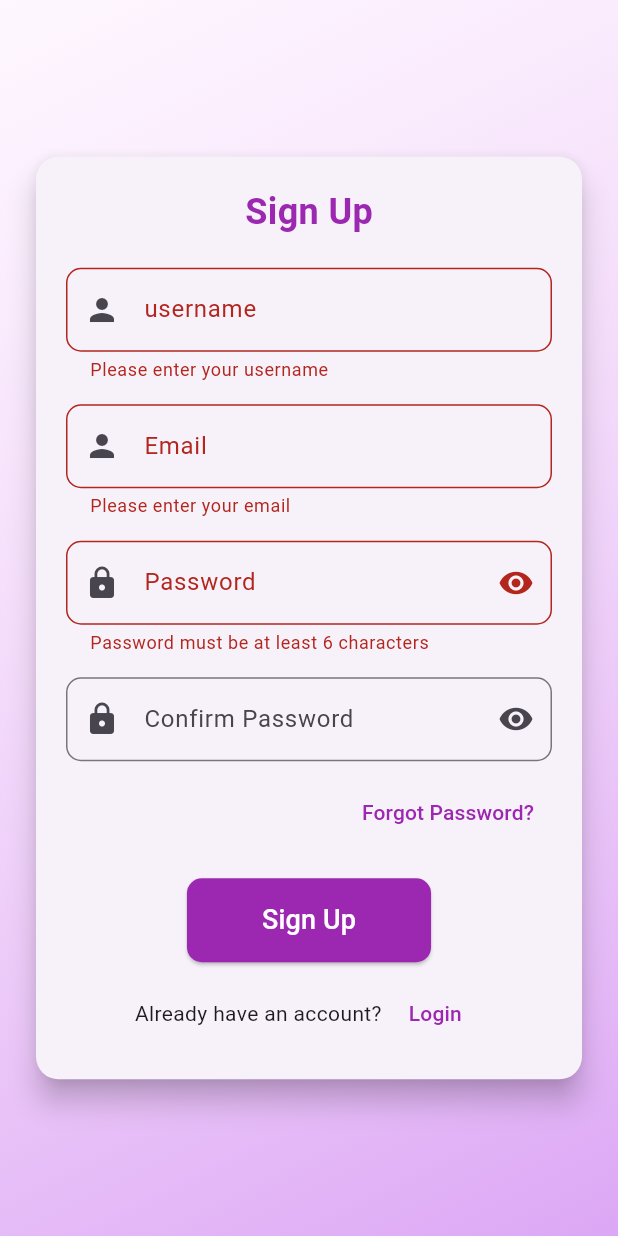
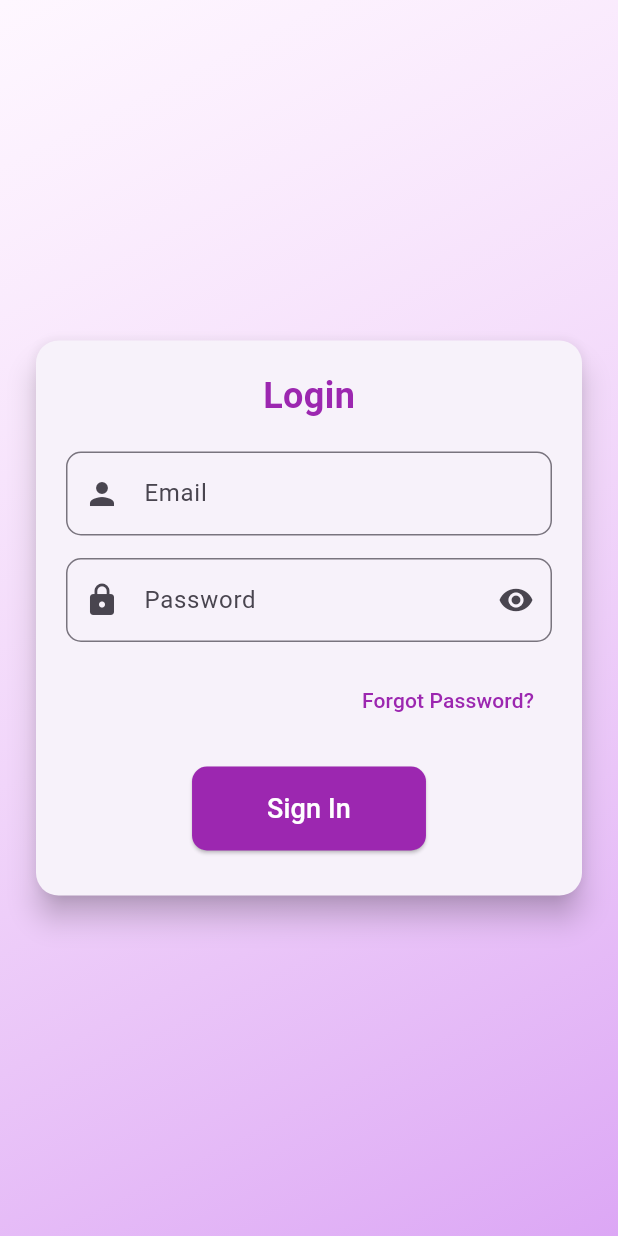
Before and after one commit to salcia100/e-commerce-mobile-app, a Flutter app: the screen it shows after launch, after a tap on "Sign Up", after a tap on "Login", on a phone screen of 412 x 824 dp. Run offline on Flutter 3.47's test engine with Material 3 defaults, Android fonts, the phone set to English and light mode, and no system bars.

Commit message:
inscrit_login_complet

```diff
--- a/lib/constant/constant.dart
+++ b/lib/constant/constant.dart
@@ -1,3 +1,3 @@
 //API url
-String apiURL='http://10.0.2.2:8000/api';
-//String apiURL='http://192.168.100.3:8000/api';
+String apiUrl='http://10.0.2.2:8000/api';
+//String apiUrl='http://192.168.100.3:8000/api';
--- /dev/null
+++ b/lib/model/user/login_model.dart
@@ -0,0 +1,30 @@
+class LoginResponseModel {
+  late String token;
+  late String error;
+  LoginResponseModel({this.token="",this.error=""});
+  factory LoginResponseModel.fromJson(Map<String,dynamic> json){
+    return LoginResponseModel(
+        token: json["token"]!=null ? json["token"]:"",
+        error: json["error"]!=null ? json["error"]:""
+    );
+  }
+}
+
+class LoginRequestModel {
+  late String email;
+  late String password;
+  LoginRequestModel({
+    this.email="",
+    this.password="",
+  });
+  Map<String,dynamic> toJson(){
+    if(email.isEmpty|| password.isEmpty){
+      throw Exception("email ,password should not be empty");
+    }
+    Map<String,dynamic> map = {
+      'email': email.trim(),
+      'password':password.trim(),
+    };
+    return map;
+  }
+}
--- a/lib/screens/inscri.dart
+++ b/lib/screens/Login.dart
@@ -1,30 +1,29 @@
 import 'package:flutter/material.dart';
-import 'package:inscri_ecommerce/api/auth_api_managing.dart';
-import 'package:inscri_ecommerce/model/user/register_model.dart';
+import 'package:inscri_ecommerce/api/auth_api.dart';
+import 'package:inscri_ecommerce/model/user/login_model.dart';
 
-class SignUpPage extends StatefulWidget {
-  const SignUpPage({super.key});
+class SignInPage extends StatefulWidget {
+  const SignInPage({super.key});
 
   @override
-  _SignUpPageState createState() =>
-      _SignUpPageState(); //_SignUpPageState est l'etat du widget signuppage
+  _SignInPageState createState() =>
+      _SignInPageState(); //_SignUpPageState est l'etat du widget signuppage
 }
 
-class _SignUpPageState extends State<SignUpPage> {
+class _SignInPageState extends State<SignInPage> {
   final _formKey = GlobalKey<FormState>();
-  String name = '';
+
   String email = '';
   String password = '';
-  String confirmPassword = '';
   bool _obscureText = true; //caché le mot de passe
   bool _obscureConfirmText = true; //caché confirm mp
-  late RegisterRequestModel requestModel;              //****
+  late LoginRequestModel requestModel;              //****
 
 
   @override
   void initState(){
     super.initState();
-    requestModel =new RegisterRequestModel();          //********
+    requestModel =new LoginRequestModel();          //********
   }
 
   @override
@@ -56,7 +55,7 @@ class _SignUpPageState extends State<SignUpPage> {
                     mainAxisSize: MainAxisSize.min,
                     children: [
                       Text(
-                        "Sign Up",
+                        "Login",
                         style: TextStyle(
                             fontSize: 24,
                             fontWeight: FontWeight.bold,
@@ -64,23 +63,6 @@ class _SignUpPageState extends State<SignUpPage> {
                       ),
                       SizedBox(height: 20),
 
-                      // name Field
-                      TextFormField(
-                        decoration: InputDecoration(
-                          labelText: "username",
-                          prefixIcon: Icon(Icons.person),
-                          border: OutlineInputBorder(
-                              borderRadius: BorderRadius.circular(10)),
-                        ),
-                        validator: (value) => value!.isEmpty
-                            ? 'Please enter your username'
-                            : null,
-                        onChanged: (value) {
-                          setState(() => name = value);
-                        },
-                        onSaved: (value) =>requestModel.name =value!,             //**********
-                      ),
-                      SizedBox(height: 15),
 
                       // Email Field
                       TextFormField(
@@ -127,33 +109,6 @@ class _SignUpPageState extends State<SignUpPage> {
                       ),
                       SizedBox(height: 15),
 
-                      // Confirm Password Field
-                      TextFormField(
-                        decoration: InputDecoration(
-                          labelText: "Confirm Password",
-                          prefixIcon: Icon(Icons.lock),
-                          suffixIcon: IconButton(
-                            icon: Icon(_obscureConfirmText
-                                ? Icons.visibility
-                                : Icons.visibility_off),
-                            onPressed: () {
-                              setState(() =>
-                                  _obscureConfirmText = !_obscureConfirmText);
-                            },
-                          ),
-                          border: OutlineInputBorder(
-                              borderRadius: BorderRadius.circular(10)),
-                        ),
-                        obscureText: _obscureConfirmText,
-                        validator: (value) =>
-                            value != password ? 'Passwords do not match' : null,
-                        onChanged: (value) {
-                          setState(() => confirmPassword = value);
-                        },
-                        onSaved: (value) => requestModel.password_confirmation= value !,
-                      ),
-                      SizedBox(height: 10),
-
                       // Forgot Password
                       Align(
                         alignment: Alignment.centerRight,
@@ -176,29 +131,18 @@ class _SignUpPageState extends State<SignUpPage> {
                         ),
                         onPressed: () {
                           if(validateAndSave()){
-                            API api =new API();
-                            api.Register(requestModel);
+                            APIService api =new APIService();
+                            api.login(requestModel);
                             print(requestModel.toJson());
                           }
                         },
-                        child: Text("Sign Up",
+                        child: Text("Sign In",
                             style:
-                                TextStyle(fontSize: 18, color: Colors.white)),
+                            TextStyle(fontSize: 18, color: Colors.white)),
                       ),
                       SizedBox(height: 10),
 
-                      // Already have an account?
-                      Row(
-                        mainAxisAlignment: MainAxisAlignment.center,
-                        children: [
-                          Text("Already have an account? "),
-                          TextButton(
-                            onPressed: () {},
-                            child: Text("Login",
-                                style: TextStyle(color: Colors.purple)),
-                          ),
-                        ],
-                      ),
+
                     ],
                   ),
                 ),
@@ -219,4 +163,5 @@ class _SignUpPageState extends State<SignUpPage> {
     }
     return false;
   }
+
 }
--- /dev/null
+++ b/lib/screens/register.dart
@@ -0,0 +1,230 @@
+import 'package:flutter/material.dart';
+import 'package:inscri_ecommerce/api/auth_api.dart';
+import 'package:inscri_ecommerce/model/user/register_model.dart';
+
+import 'Login.dart';
+
+class SignUpPage extends StatefulWidget {
+  const SignUpPage({super.key});
+
+  @override
+  _SignUpPageState createState() =>
+      _SignUpPageState(); //_SignUpPageState est l'etat du widget signuppage
+}
+
+class _SignUpPageState extends State<SignUpPage> {
+  final _formKey = GlobalKey<FormState>();
+  String name = '';
+  String email = '';
+  String password = '';
+  String confirmPassword = '';
+  bool _obscureText = true; //caché le mot de passe
+  bool _obscureConfirmText = true; //caché confirm mp
+  late RegisterRequestModel requestModel;              //****
+
+
+  @override
+  void initState(){
+    super.initState();
+    requestModel =new RegisterRequestModel();          //********
+  }
+
+  @override
+  Widget build(BuildContext context) {
+    return Scaffold(
+      body: Container(
+        decoration: BoxDecoration(
+          gradient: LinearGradient(
+            colors: [
+              const Color.fromARGB(0, 237, 194, 245),
+              const Color.fromARGB(255, 220, 167, 245)
+            ],
+            begin: Alignment.topLeft,
+            end: Alignment.bottomRight,
+          ),
+        ),
+        child: Center(
+          child: SingleChildScrollView(
+            padding: EdgeInsets.all(20),
+            child: Card(
+              shape: RoundedRectangleBorder(
+                  borderRadius: BorderRadius.circular(15)),
+              elevation: 8,
+              child: Padding(
+                padding: const EdgeInsets.all(20.0),
+                child: Form(
+                  key: _formKey,
+                  child: Column(
+                    mainAxisSize: MainAxisSize.min,
+                    children: [
+                      Text(
+                        "Sign Up",
+                        style: TextStyle(
+                            fontSize: 24,
+                            fontWeight: FontWeight.bold,
+                            color: Colors.purple),
+                      ),
+                      SizedBox(height: 20),
+
+                      // name Field
+                      TextFormField(
+                        decoration: InputDecoration(
+                          labelText: "username",
+                          prefixIcon: Icon(Icons.person),
+                          border: OutlineInputBorder(
+                              borderRadius: BorderRadius.circular(10)),
+                        ),
+                        validator: (value) => value!.isEmpty
+                            ? 'Please enter your username'
+                            : null,
+                        onChanged: (value) {
+                          setState(() => name = value);
+                        },
+                        onSaved: (value) =>requestModel.name =value!,             //**********
+                      ),
+                      SizedBox(height: 15),
+
+                      // Email Field
+                      TextFormField(
+                        decoration: InputDecoration(
+                          labelText: "Email ",
+                          prefixIcon: Icon(Icons.person),
+                          border: OutlineInputBorder(
+                              borderRadius: BorderRadius.circular(10)),
+                        ),
+                        validator: (value) => value!.isEmpty
+                            ? 'Please enter your email '
+                            : null,
+                        onChanged: (value) {
+                          setState(() => email = value);
+                        },
+                        onSaved: (value) =>requestModel.email =value!,             //**********
+                      ),
+                      SizedBox(height: 15),
+
+                      // Password Field
+                      TextFormField(
+                        decoration: InputDecoration(
+                          labelText: "Password",
+                          prefixIcon: Icon(Icons.lock),
+                          suffixIcon: IconButton(
+                            icon: Icon(_obscureText
+                                ? Icons.visibility
+                                : Icons.visibility_off),
+                            onPressed: () {
+                              setState(() => _obscureText = !_obscureText);
+                            },
+                          ),
+                          border: OutlineInputBorder(
+                              borderRadius: BorderRadius.circular(10)),
+                        ),
+                        obscureText: _obscureText,
+                        validator: (value) => value!.length < 6
+                            ? 'Password must be at least 6 characters'
+                            : null,
+                        onChanged: (value) {
+                          setState(() => password = value);
+                        },
+                        onSaved: (value) => requestModel.password = value !,
+                      ),
+                      SizedBox(height: 15),
+
+                      // Confirm Password Field
+                      TextFormField(
+                        decoration: InputDecoration(
+                          labelText: "Confirm Password",
+                          prefixIcon: Icon(Icons.lock),
+                          suffixIcon: IconButton(
+                            icon: Icon(_obscureConfirmText
+                                ? Icons.visibility
+                                : Icons.visibility_off),
+                            onPressed: () {
+                              setState(() =>
+                                  _obscureConfirmText = !_obscureConfirmText);
+                            },
+                          ),
+                          border: OutlineInputBorder(
+                              borderRadius: BorderRadius.circular(10)),
+                        ),
+                        obscureText: _obscureConfirmText,
+                        validator: (value) =>
+                            value != password ? 'Passwords do not match' : null,
+                        onChanged: (value) {
+                          setState(() => confirmPassword = value);
+                        },
+                        onSaved: (value) => requestModel.password_confirmation= value !,
+                      ),
+                      SizedBox(height: 10),
+
+                      // Forgot Password
+                      Align(
+                        alignment: Alignment.centerRight,
+                        child: TextButton(
+                          onPressed: () {},
+                          child: Text("Forgot Password?",
+                              style: TextStyle(color: Colors.purple)),
+                        ),
+                      ),
+                      SizedBox(height: 20),
+
+                      // Sign Up Button
+                      ElevatedButton(
+                        style: ElevatedButton.styleFrom(
+                          backgroundColor: Colors.purple,
+                          padding: EdgeInsets.symmetric(
+                              horizontal: 50, vertical: 15),
+                          shape: RoundedRectangleBorder(
+                              borderRadius: BorderRadius.circular(10)),
+                        ),
+                        onPressed: () {
+                          if(validateAndSave()){
+                            APIService api =new APIService();
+                            api.Register(requestModel);
+                            print(requestModel.toJson());
+                          }
+                        },
+                        child: Text("Sign Up",
+                            style:
+                                TextStyle(fontSize: 18, color: Colors.white)),
+                      ),
+                      SizedBox(height: 10),
+
+                      // Already have an account?
+                      Row(
+                        mainAxisAlignment: MainAxisAlignment.center,
+                        children: [
+                          Text("Already have an account? "),
+                          TextButton(
+                            onPressed: () {
+                              Navigator.push(
+                                context,
+                                MaterialPageRoute(
+                                    builder: (context) => SignInPage()),
+                              );
+                            },
+                            child: Text("Login",
+                                style: TextStyle(color: Colors.purple)),
+                          ),
+                        ],
+                      ),
+                    ],
+                  ),
+                ),
+              ),
+            ),
+          ),
+        ),
+      ),
+    );
+  }
+
+
+  bool validateAndSave(){      //******************
+    final form =_formKey.currentState;
+    if(form?.validate() ?? false){
+      form?.save();
+      return true;
+    }
+    return false;
+  }
+}
```
Also changed, not shown: lib/api/auth_api.dart (renamed from lib/api/auth_api_managing.dart, +19 -2 lines), lib/main.dart (+1 -22 lines).
